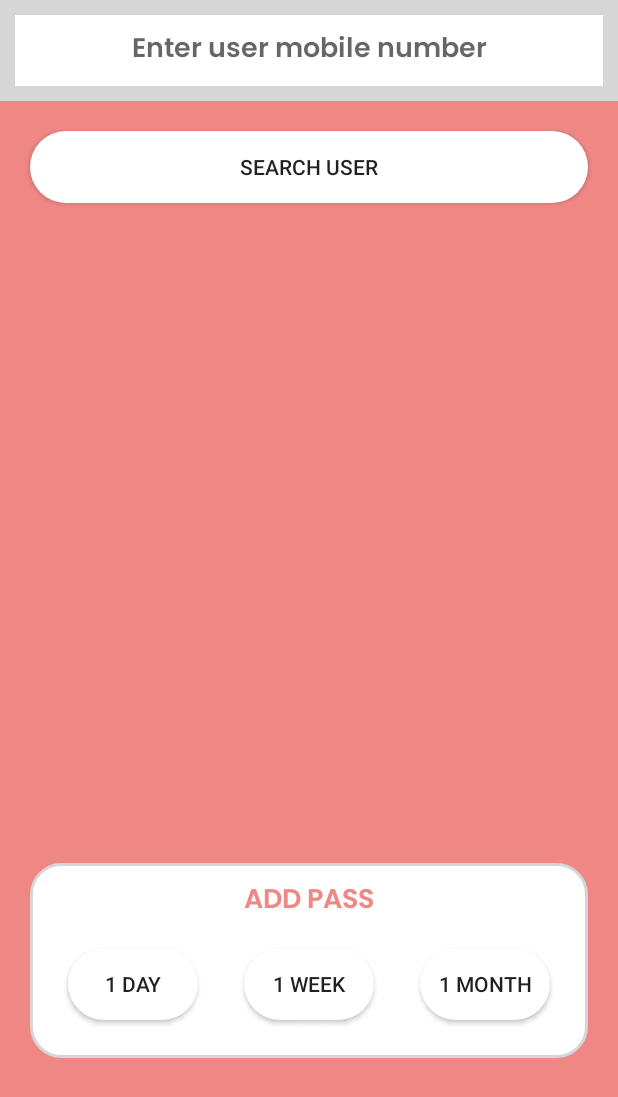
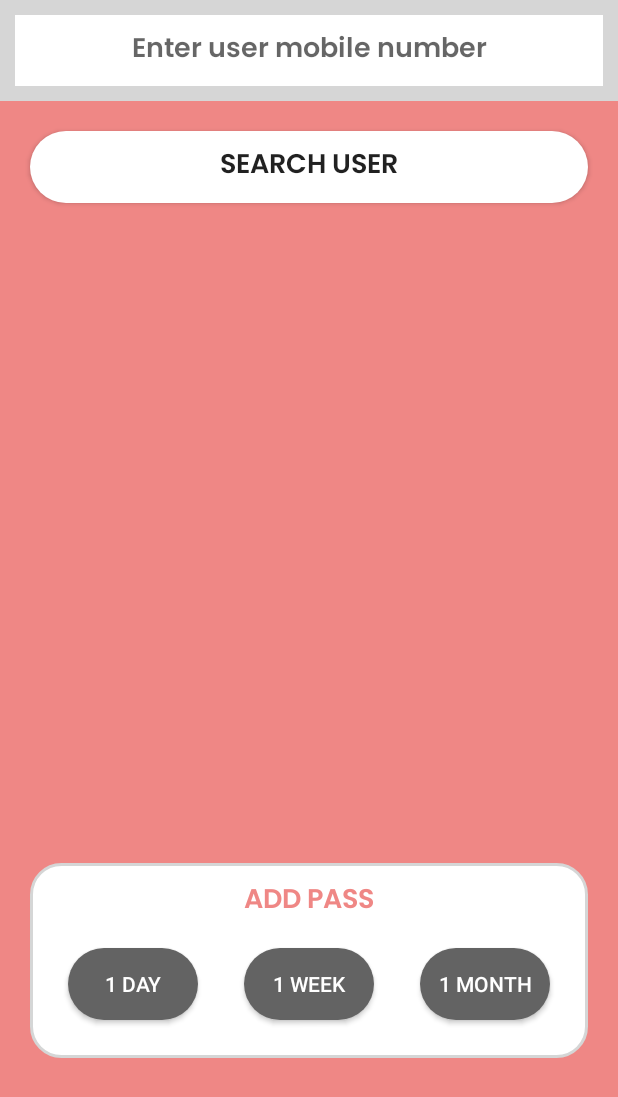
Before and after one commit to ShubhamChougule/BusPass, an Android app: the AddPass screen opened directly, with no data from a screen before it, on a phone screen of 412 x 824 dp. Shown: the top 1097 px of the screen. Run offline under Robolectric (Android 15) with nearby library versions, the phone set to English and light mode, and no system bars.

Commit message:
last update

```diff
--- a/app/src/main/java/com/example/uspass/AddPass.java
+++ b/app/src/main/java/com/example/uspass/AddPass.java
@@ -3,6 +3,8 @@ package com.example.uspass;
 import androidx.appcompat.app.AppCompatActivity;
 
 import android.os.Bundle;
+import android.view.View;
+import android.widget.TextView;
 
 public class AddPass extends AppCompatActivity {
 
@@ -10,5 +12,7 @@ public class AddPass extends AppCompatActivity {
     protected void onCreate(Bundle savedInstanceState) {
         super.onCreate(savedInstanceState);
         setContentView(R.layout.activity_add_pass);
+
+
     }
 }
--- /dev/null
+++ b/app/src/main/res/drawable/black_button.xml
@@ -0,0 +1,11 @@
+<?xml version="1.0" encoding="utf-8"?>
+<selector xmlns:android="http://schemas.android.com/apk/res/android">
+
+    <item>
+        <shape
+            android:shape="rectangle">
+            <solid android:color="#636363"/>
+            <corners android:radius="40dp"/>
+        </shape>
+    </item>
+</selector>
--- a/app/src/main/res/layout/activity_add_pass.xml
+++ b/app/src/main/res/layout/activity_add_pass.xml
@@ -19,7 +19,6 @@
             android:layout_height="wrap_content"
             android:background="#fff"
             android:padding="8dp"
-
             android:fontFamily="@font/poppins_semibold"
             android:textAlignment="center"
             android:hint="Enter user mobile number"/>
@@ -33,6 +32,8 @@
         android:layout_width="match_parent"
         android:layout_height="wrap_content"
         android:layout_margin="20dp"
+        android:textSize="18sp"
+        android:fontFamily="@font/poppins_semibold"
         android:background="@drawable/white_button_background"
         android:text="Search User"/>
 
@@ -74,10 +75,11 @@
                 android:layout_width="wrap_content"
                 android:layout_height="wrap_content"
                 android:layout_margin="15dp"
+                android:textColor="@color/white"
                 android:clickable="false"
                 android:layout_weight="1"
                 android:elevation="10dp"
-                android:background="@drawable/white_button_background"
+                android:background="@drawable/black_button"
                 android:text="1 Day"/>
 
             <Button
@@ -85,7 +87,8 @@
                 android:layout_height="wrap_content"
                 android:layout_weight="1"
                 android:clickable="false"
-                android:background="@drawable/white_button_background"
+                android:textColor="@color/white"
+                android:background="@drawable/black_button"
                 android:layout_margin="15dp"
                 android:text="1 Week"/>
 
@@ -95,7 +98,8 @@
                 android:layout_weight="1"
                 android:clickable="false"
                 android:layout_margin="15dp"
-                android:background="@drawable/white_button_background"
+                android:textColor="@color/white"
+                android:background="@drawable/black_button"
                 android:text="1 Month"/>
 
         </LinearLayout>
```
